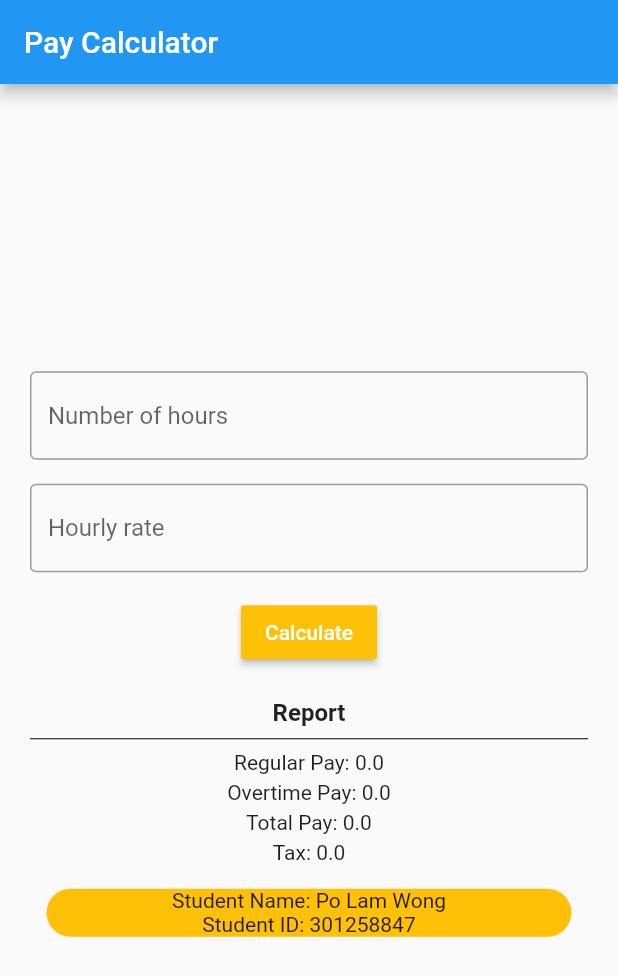
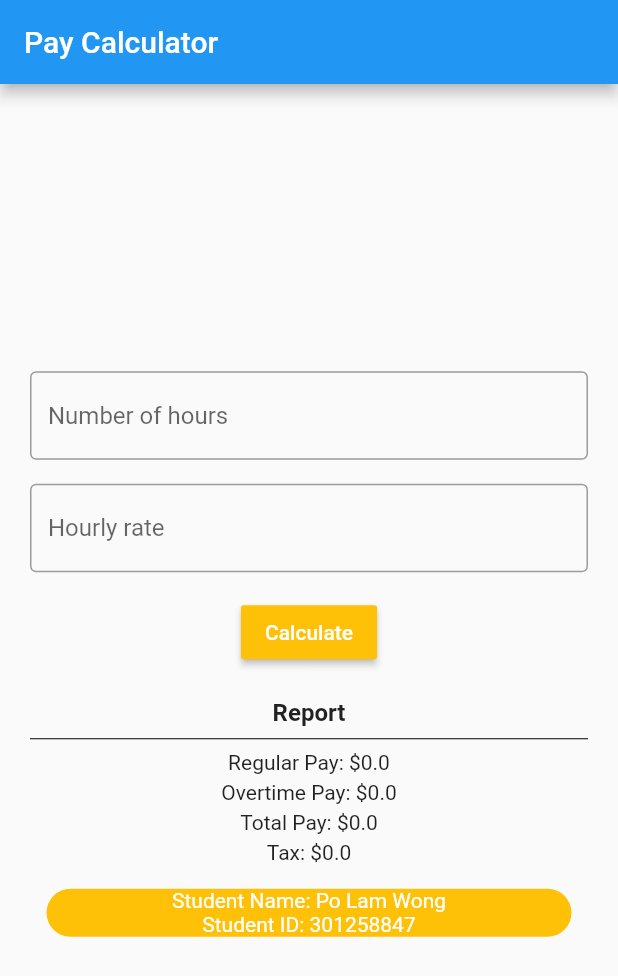
Before and after one commit to PolamW/MAPD722_assignment_1, a Flutter app: the screen it shows after launch, on a phone screen of 412 x 824 dp. Shown: the top 976 px of the screen. Run offline on Flutter 3.47's test engine with Material 2 defaults, Android fonts, the phone set to English and light mode, and no system bars.

Commit message:
clean the code and update the layout

```diff
--- a/lib/homepage.dart
+++ b/lib/homepage.dart
@@ -1,4 +1,5 @@
 import 'package:flutter/material.dart';
+import 'package:flutter/services.dart';
 
 class HomePage extends StatefulWidget {
   const HomePage({Key? key}) : super(key: key);
@@ -8,9 +9,6 @@ class HomePage extends StatefulWidget {
 }
 
 class _HomePageState extends State<HomePage> {
-  // RegExp numberValidator = RegExp("[0-9]+");
-  // bool isANumber = true;
-
   //use controller to get inputed text
   final _hourController = TextEditingController();
   final _rateController = TextEditingController();
@@ -18,10 +16,10 @@ class _HomePageState extends State<HomePage> {
   //store user text input into a variable
   var hours = "0.0";
   var rate = "0.0";
-  var regularPay = "0.0";
-  var overtimePay = "0.0";
-  var totalPay = "0.0";
-  var tax = "0.0";
+  var regularPay = "\$0.0";
+  var overtimePay = "\$0.0";
+  var totalPay = "\$0.0";
+  var tax = "\$0.0";
 
   @override
   Widget build(BuildContext context) {
@@ -36,34 +34,26 @@ class _HomePageState extends State<HomePage> {
             TextField(
               controller: _hourController,
               keyboardType: TextInputType.number,
-              // onChanged: (hours) {
-              //   if (hours.isEmpty || numberValidator.hasMatch(hours)) {
-              //     setValidator(true);
-              //   } else {
-              //     setValidator(false);
-              //   }
-              // },
+              //Validation - allow user to input numbers only
+              inputFormatters: <TextInputFormatter>[
+                FilteringTextInputFormatter.digitsOnly
+              ],
               decoration: const InputDecoration(
                 hintText: 'Number of hours',
                 border: OutlineInputBorder(),
-                // errorText: isANumber ? null : "Please enter a valid number"
               ),
             ),
             const SizedBox(height: 16),
             TextField(
               controller: _rateController,
               keyboardType: TextInputType.number,
-              // onChanged: (rate) {
-              //   if (rate.isEmpty || numberValidator.hasMatch(rate)) {
-              //     setValidator(true);
-              //   } else {
-              //     setValidator(false);
-              //   }
-              // },
+              //Validation - allow user to input numbers only
+              inputFormatters: <TextInputFormatter>[
+                FilteringTextInputFormatter.digitsOnly
+              ],
               decoration: const InputDecoration(
                 hintText: 'Hourly rate',
                 border: OutlineInputBorder(),
-                // errorText: isANumber ? null : "Please enter a valid rate"),
               ),
             ),
             const SizedBox(height: 16),
@@ -72,7 +62,7 @@ class _HomePageState extends State<HomePage> {
                 //get user new input
                 var numberOfHours = _hourController.text.toString();
                 var numberOfRate = _rateController.text.toString();
-                //validate user input
+                //validate user input must not be empty
                 if (numberOfHours == "" && numberOfRate == "") {
                   showDialog(
                       context: context,
@@ -113,7 +103,6 @@ class _HomePageState extends State<HomePage> {
             const Divider(
               color: Colors.black,
             ),
-            // const SizedBox(height: 4),
             Container(
               width: 350,
               alignment: Alignment.center,
@@ -147,8 +136,14 @@ class _HomePageState extends State<HomePage> {
                     borderRadius: BorderRadius.circular(20)),
                 width: 350,
                 child: Column(children: const [
-                  Text("Student Name: Po Lam Wong"),
-                  Text("Student ID: 301258847"),
+                  Text(
+                    "Student Name: Po Lam Wong",
+                    style: TextStyle(color: Colors.white),
+                  ),
+                  Text(
+                    "Student ID: 301258847",
+                    style: TextStyle(color: Colors.white),
+                  ),
                 ]))
           ],
         ),
--- a/lib/main.dart
+++ b/lib/main.dart
@@ -16,7 +16,7 @@ class MyApp extends StatelessWidget {
       theme: ThemeData(
         primarySwatch: Colors.blue,
       ),
-      home: HomePage(),
+      home: const HomePage(),
     );
   }
 }
```
